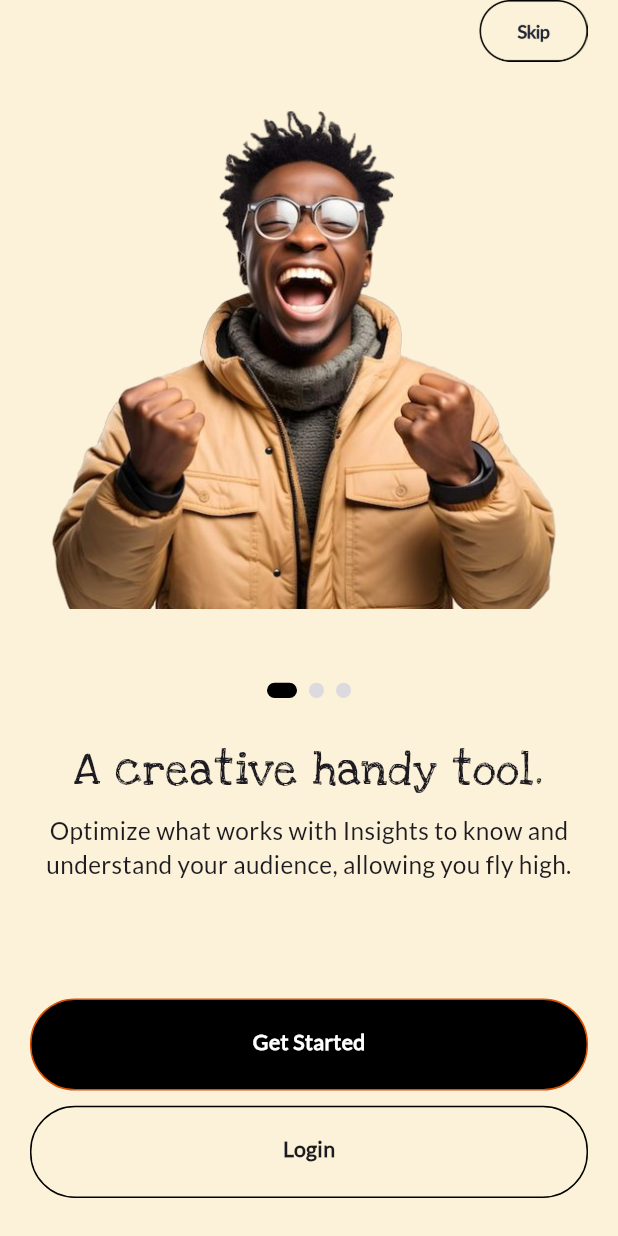
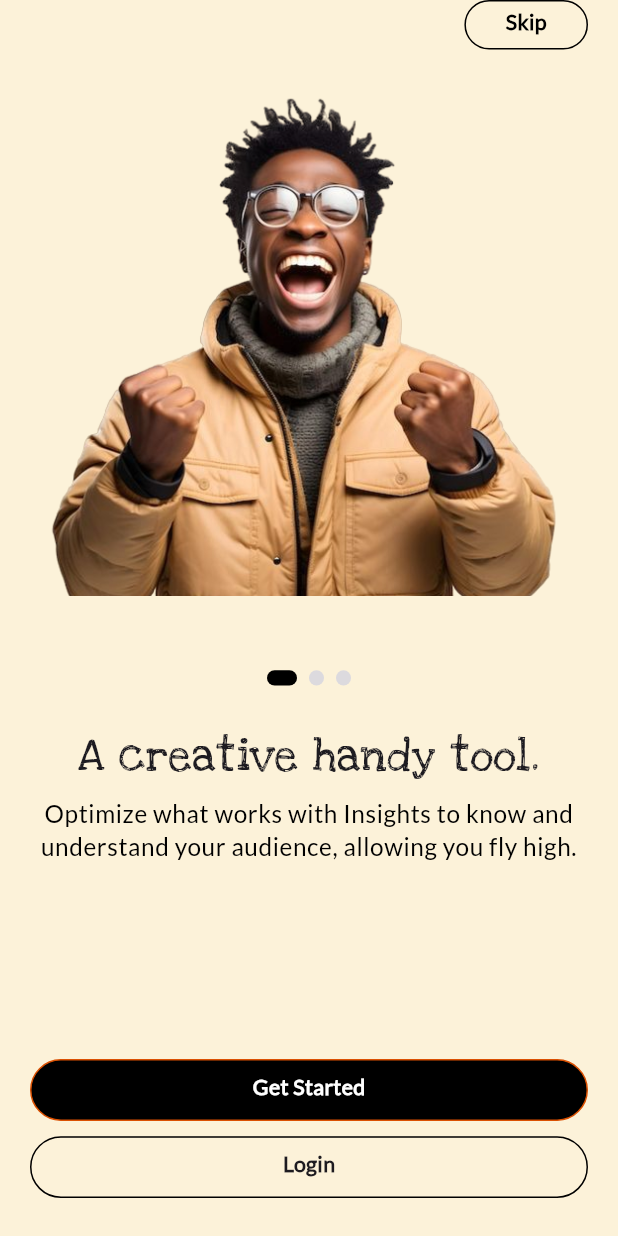
Before and after one commit to Olamidotune/Rootscards, a Flutter app: the screen it shows after launch, on a phone screen of 412 x 824 dp. Run offline on Flutter 3.47's test engine with Material 3 defaults, Android fonts, the light colour scheme and no system bars; drawn by our look-alikes of carousel_slider; our stand-ins replace bloc, device_info_plus, email_validator, equatable, flutter_bloc, flutter_dotenv and 4 more.

Commit message:
chore: bug fixes

```diff
--- a/lib/main.dart
+++ b/lib/main.dart
@@ -8,6 +8,7 @@ import 'package:flutter_screenutil/flutter_screenutil.dart';
 import 'package:rootscards/blocs/auth/auth_bloc.dart';
 import 'package:rootscards/blocs/forgot_password/forgot_password_bloc.dart';
 import 'package:rootscards/blocs/otp/otp_bloc.dart';
+import 'package:rootscards/config/colors.dart';
 import 'package:rootscards/src/presentation/screens/auth/sign_up/second_sign_up_screen.dart';
 import '../src/presentation/get_started_screen.dart';
 import '../src/presentation/screens/auth/passowrd/forgot_password.dart';
@@ -70,11 +71,13 @@ class MyApp extends StatelessWidget {
                       useMaterial3: true,
                       textTheme: TextTheme(
                         bodyMedium: TextStyle(
+                          fontFamily: 'Lato',
                           fontSize: 14.sp,
                         ),
                         bodySmall: TextStyle(
                           fontSize: 12.sp,
-                          color: Colors.amber,
+                          color: BLACK,
+                          fontFamily: 'Lato',
                         ),
                         titleLarge: TextStyle(color: Colors.black),
                         titleMedium: TextStyle(color: Colors.black),
--- a/lib/src/presentation/screens/onboarding/onboarding_screen.dart
+++ b/lib/src/presentation/screens/onboarding/onboarding_screen.dart
@@ -3,7 +3,6 @@ import 'package:flutter/material.dart';
 import 'package:flutter_screenutil/flutter_screenutil.dart';
 import 'package:rootscards/config/colors.dart';
 import 'package:rootscards/config/dimensions.dart';
-import 'package:rootscards/extensions/build_context.dart';
 import '../../get_started_screen.dart';
 import '../auth/sign_in/sign_in.dart';
 import 'package:rootscards/src/shared/widgets/carousel_inidicator.dart';
@@ -106,21 +105,15 @@ class _OnboardingScreenState extends State<OnboardingScreen> {
                     ),
                   ),
                 ),
-                Expanded(
-                  flex: 1,
-                  child: GetStartedButton(
-                    onTap: () => Navigator.of(context)
-                        .pushNamed(GetStartedScreen.routeName),
-                  ),
+                GetStartedButton(
+                  onTap: () => Navigator.of(context)
+                      .pushNamed(GetStartedScreen.routeName),
                 ),
                 AppSpacing.verticalSpaceSmall,
-                Expanded(
-                  flex: 1,
-                  child: LoginButton(
-                    onTap: () =>
-                        Navigator.of(context).pushNamed(SignInScreen.routeName),
-                    textColor: BLACK,
-                  ),
+                LoginButton(
+                  onTap: () =>
+                      Navigator.of(context).pushNamed(SignInScreen.routeName),
+                  textColor: BLACK,
                 ),
                 AppSpacing.verticalSpaceMedium
               ],
@@ -167,7 +160,7 @@ class _CarouselImage extends StatelessWidget {
            AppSpacing.verticalSpaceMedium,
           Text(
             title,
-            style: context.textTheme.bodyLarge!.copyWith(
+            style: Theme.of(context).textTheme.bodyMedium!.copyWith(
               fontFamily: "LoveYaLikeASister",
               fontSize: 30.sp,
             ),
@@ -177,7 +170,8 @@ class _CarouselImage extends StatelessWidget {
           Text(
             subTitle,
             textAlign: TextAlign.center,
-            style: context.textTheme.bodyMedium!.copyWith(
+            style: Theme.of(context).textTheme.bodySmall!.copyWith(
+              color: BLACK,
               fontSize: 16.sp,
             ),
           ),
--- a/lib/src/shared/widgets/skip_button.dart
+++ b/lib/src/shared/widgets/skip_button.dart
@@ -10,13 +10,28 @@ class SkipButton extends StatelessWidget {
 
   @override
   Widget build(BuildContext context) {
-    return Padding(
-      padding: EdgeInsets.symmetric(horizontal: .30.w, ),
+    return Container(
+      padding: EdgeInsets.only(
+        bottom: 5,
+      ),
+      width: .2.sw,
+      height: .04.sh,
+      decoration: BoxDecoration(
+        color: Colors.transparent,
+        borderRadius: BorderRadius.circular(30),
+        border: Border.all(color: Colors.black),
+      ),
       child: GestureDetector(
         onTap: onTap,
-        child: Image.asset(
-          "assets/images/skip_button.png",
-          height: .05.sh,
+        child: Center(
+          child: Text(
+            "Skip",
+            style: TextStyle(
+              color: Colors.black,
+              fontSize: 14.sp,
+              fontWeight: FontWeight.bold,
+            ),
+          ),
         ),
       ),
     );
```
